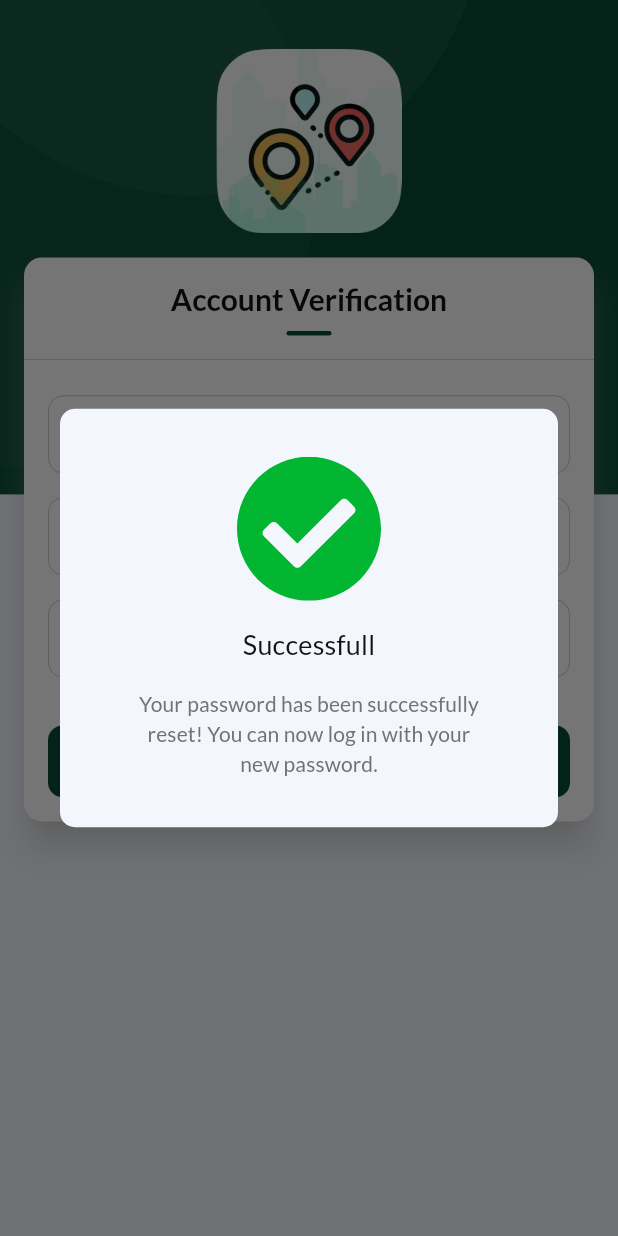
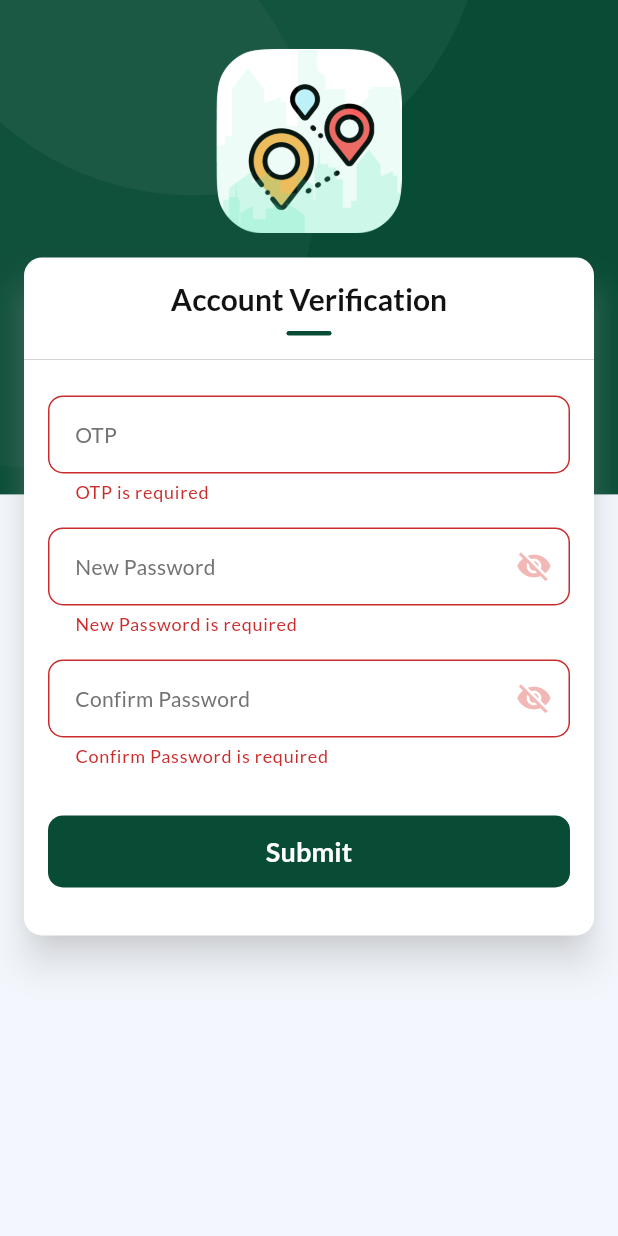
Before and after one commit to bijumondal18/Navex---Delivery-App, a Flutter app: the AccountVerificationScreen screen opened by its route, after a tap on "Submit", on a phone screen of 412 x 824 dp. Run offline on Flutter 3.47's test engine with Material 3 defaults, Android fonts, the phone set to English and light mode, and no system bars; our stand-ins replace device_info_plus, dotted_line, flutter_svg, go_router, google_fonts; missing offline and left inert: dart:ffi.

Commit message:
validation added  - login, forgot password & account validation screen

```diff
--- a/lib/core/themes/app_colors.dart
+++ b/lib/core/themes/app_colors.dart
@@ -17,7 +17,7 @@ class AppColors {
   static const canvasDark = Color(0xFF333333);
 
   static const scaffoldBackgroundLight = Color(0xFFF3F7FD);
-  static const scaffoldBackgroundDark = Color(0xFF121212);
+  static const scaffoldBackgroundDark = Color(0xFF22242A);
 
   static const textFieldLight = Color(0xFFF1FAF0);
 
@@ -31,13 +31,13 @@ class AppColors {
   static const cardLight = Color(0xFFFEFEFE);
 
   static const dividerLight = Color(0xFFC4C4C4);
-  static const dividerDark = Color(0xFF363636);
+  static const dividerDark = Color(0xFF414141);
 
   static const hintLight = Color(0xFF737373);
   static const hintDark = Color(0xFFA2A2A2);
 
-  static const errorLight = Color(0xFFEA1B1B);
-  static const errorDark = Color(0xFFDC4949);
+  static const errorLight = Color(0xFFCB2B2B);
+  static const errorDark = Color(0xFFC42240);
 
   static const red = Color(0xFFEA1B1B);
 
--- a/lib/presentation/pages/auth/account_verification/account_verification_screen.dart
+++ b/lib/presentation/pages/auth/account_verification/account_verification_screen.dart
@@ -1,6 +1,6 @@
 import 'package:flutter/material.dart';
 import 'package:flutter_svg/svg.dart';
-import 'package:navex/presentation/widgets/password_reset_successfull_dialog.dart';
+import 'package:navex/presentation/widgets/password_reset_successful_dialog.dart';
 
 import '../../../../core/navigation/app_router.dart';
 import '../../../../core/navigation/screens.dart';
@@ -23,6 +23,8 @@ class _AccountVerificationScreenState extends State<AccountVerificationScreen> {
   late TextEditingController _newPasswordController;
   late TextEditingController _confirmPasswordController;
 
+  final GlobalKey<FormState> _formKey = GlobalKey<FormState>();
+
   @override
   void initState() {
     super.initState();
@@ -39,10 +41,23 @@ class _AccountVerificationScreenState extends State<AccountVerificationScreen> {
     super.dispose();
   }
 
+  void _submit() {
+    final isValid = _formKey.currentState!.validate();
+    if (!isValid) return;
+
+    showDialog(
+      context: context,
+      builder: (context) => PasswordResetSuccessfulDialog(),
+    );
+  }
+
   @override
   Widget build(BuildContext context) {
     return Scaffold(
-      body: Stack(
+      body: Form(
+        key: _formKey,
+        autovalidateMode: AutovalidateMode.onUserInteraction,
+        child: Stack(
           children: [
             Container(
               height: MediaQuery.of(context).size.height * 0.4,
@@ -56,7 +71,9 @@ class _AccountVerificationScreenState extends State<AccountVerificationScreen> {
               children: [
                 SafeArea(
                   child: Padding(
-                  padding: const EdgeInsets.only(top: AppSizes.kDefaultPadding),
+                    padding: const EdgeInsets.only(
+                      top: AppSizes.kDefaultPadding,
+                    ),
                     child: Image.asset(
                       AppImages.appLogo,
                       width: MediaQuery.sizeOf(context).width * 0.23,
@@ -103,10 +120,12 @@ class _AccountVerificationScreenState extends State<AccountVerificationScreen> {
                           top: AppSizes.kDefaultPadding,
                         ),
                         child: AppTextField(
-                        type: AppTextFieldType.mobile,
+                          type: AppTextFieldType.otp,
                           controller: _otpController,
                           textInputAction: TextInputAction.next,
                           hint: 'OTP',
+                          required: true,
+                          maxLength: 6,
                         ),
                       ),
                       Padding(
@@ -120,6 +139,7 @@ class _AccountVerificationScreenState extends State<AccountVerificationScreen> {
                           controller: _newPasswordController,
                           textInputAction: TextInputAction.next,
                           hint: 'New Password',
+                          required: true,
                         ),
                       ),
                       Padding(
@@ -133,6 +153,7 @@ class _AccountVerificationScreenState extends State<AccountVerificationScreen> {
                           controller: _confirmPasswordController,
                           textInputAction: TextInputAction.done,
                           hint: 'Confirm Password',
+                          required: true,
                         ),
                       ),
                       Padding(
@@ -140,16 +161,12 @@ class _AccountVerificationScreenState extends State<AccountVerificationScreen> {
                           left: AppSizes.kDefaultPadding,
                           right: AppSizes.kDefaultPadding,
                           top: AppSizes.kDefaultPadding * 2,
-                        bottom: AppSizes.kDefaultPadding,
+                          bottom: AppSizes.kDefaultPadding * 2,
                         ),
                         child: PrimaryButton(
                           label: 'Submit',
                           size: ButtonSize.lg,
-                        onPressed: () => showDialog(
-                          context: context,
-                          builder: (context) =>
-                              PasswordResetSuccessfullDialog(),
-                        ),
+                          onPressed: () => _submit(),
                           fullWidth: true,
                           isLoading: false,
                         ),
@@ -161,6 +178,7 @@ class _AccountVerificationScreenState extends State<AccountVerificationScreen> {
             ),
           ],
         ),
+      ),
     );
   }
 }
--- a/lib/presentation/widgets/app_text_field.dart
+++ b/lib/presentation/widgets/app_text_field.dart
@@ -1,9 +1,10 @@
 // lib/widgets/app_text_field.dart
 import 'package:flutter/material.dart';
 import 'package:flutter/services.dart';
+import 'package:navex/core/themes/app_colors.dart';
 import 'package:navex/core/themes/app_sizes.dart';
 
-enum AppTextFieldType { text, email, password, address, mobile }
+enum AppTextFieldType { text, email, password, address, mobile, otp }
 
 class AppTextField extends StatefulWidget {
   final AppTextFieldType type;
@@ -69,6 +70,8 @@ class _AppTextFieldState extends State<AppTextField> {
         return TextInputType.streetAddress;
       case AppTextFieldType.mobile:
         return TextInputType.phone;
+      case AppTextFieldType.otp:
+        return TextInputType.number;
       case AppTextFieldType.text:
       default:
         return TextInputType.text;
@@ -121,11 +124,15 @@ class _AppTextFieldState extends State<AppTextField> {
         return null;
       case AppTextFieldType.password:
         if (v.isEmpty) return null;
-        if (v.length < 8) return 'Password must be at least 8 characters';
+        if (v.length < 6) return 'Password must be at least 6 characters';
         return null;
       case AppTextFieldType.mobile:
         if (v.isEmpty) return null;
         if (v.length < 10) return 'Enter a valid mobile number';
+        return null;
+      case AppTextFieldType.otp:
+        if (v.isEmpty) return null;
+        if (v.length < 6) return 'Enter a valid OTP';
         return null;
       case AppTextFieldType.address:
       case AppTextFieldType.text:
@@ -162,11 +169,14 @@ class _AppTextFieldState extends State<AppTextField> {
       enabledBorder: base,
       focusedBorder: focused,
       errorBorder: base.copyWith(
-        borderSide: BorderSide(color: theme.colorScheme.error),
+        borderSide: BorderSide(color: AppColors.errorLight),
       ),
       focusedErrorBorder: focused.copyWith(
-        borderSide: BorderSide(color: theme.colorScheme.error),
+        borderSide: BorderSide(color: AppColors.errorLight),
       ),
+      errorStyle: Theme.of(
+        context,
+      ).textTheme.labelMedium!.copyWith(color: AppColors.errorLight),
       counterText: '', // keeps UI tidy when maxLength used
     );
   }
--- a/lib/presentation/widgets/password_reset_successfull_dialog.dart
+++ b/lib/presentation/widgets/password_reset_successful_dialog.dart
@@ -3,8 +3,8 @@ import 'package:flutter_svg/flutter_svg.dart';
 import 'package:navex/core/resources/app_images.dart';
 import 'package:navex/core/themes/app_sizes.dart';
 
-class PasswordResetSuccessfullDialog extends StatelessWidget {
-  const PasswordResetSuccessfullDialog({super.key});
+class PasswordResetSuccessfulDialog extends StatelessWidget {
+  const PasswordResetSuccessfulDialog({super.key});
 
   @override
   Widget build(BuildContext context) {
@@ -23,7 +23,7 @@ class PasswordResetSuccessfullDialog extends StatelessWidget {
           spacing: AppSizes.kDefaultPadding,
           children: [
             SvgPicture.asset(AppImages.checkGreen),
-            Text('Successfull', style: Theme.of(context).textTheme.titleMedium),
+            Text('Successful', style: Theme.of(context).textTheme.titleMedium),
             Padding(
               padding: const EdgeInsets.symmetric(
                 horizontal: AppSizes.kDefaultPadding * 2,
```
Also changed, not shown: lib/presentation/pages/auth/forgot_password/forgot_password_screen.dart (+22 -6 lines), lib/presentation/pages/auth/login/login_screen.dart (+28 -5 lines). Lines whose indentation alone changed are shown as unchanged.
